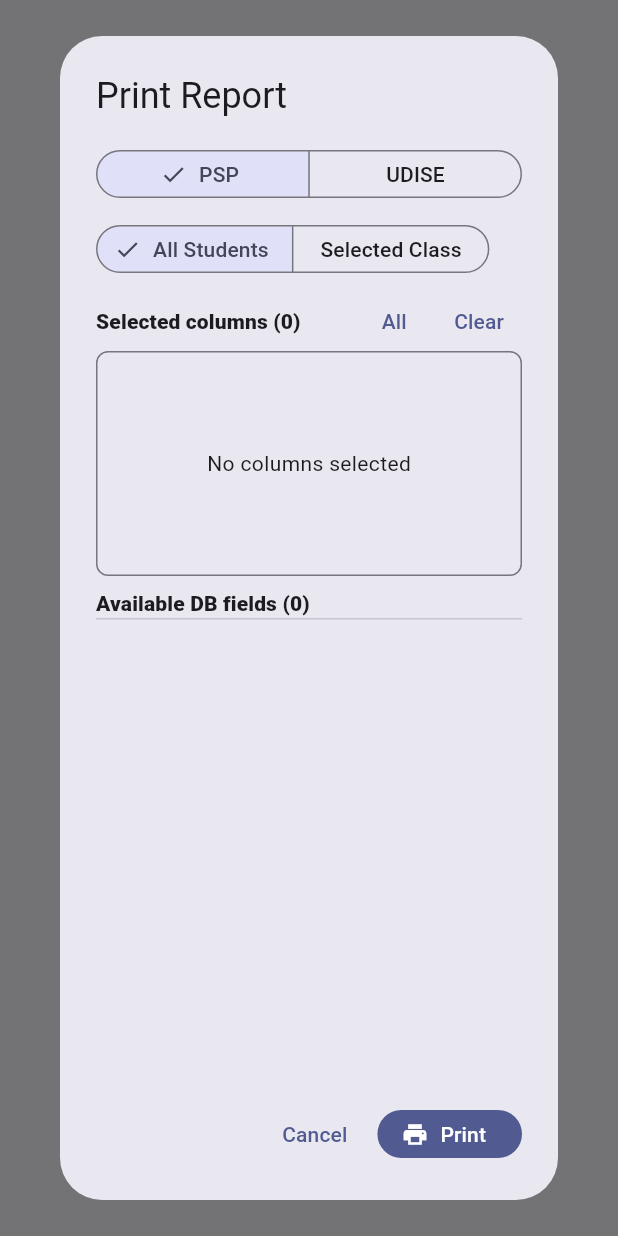
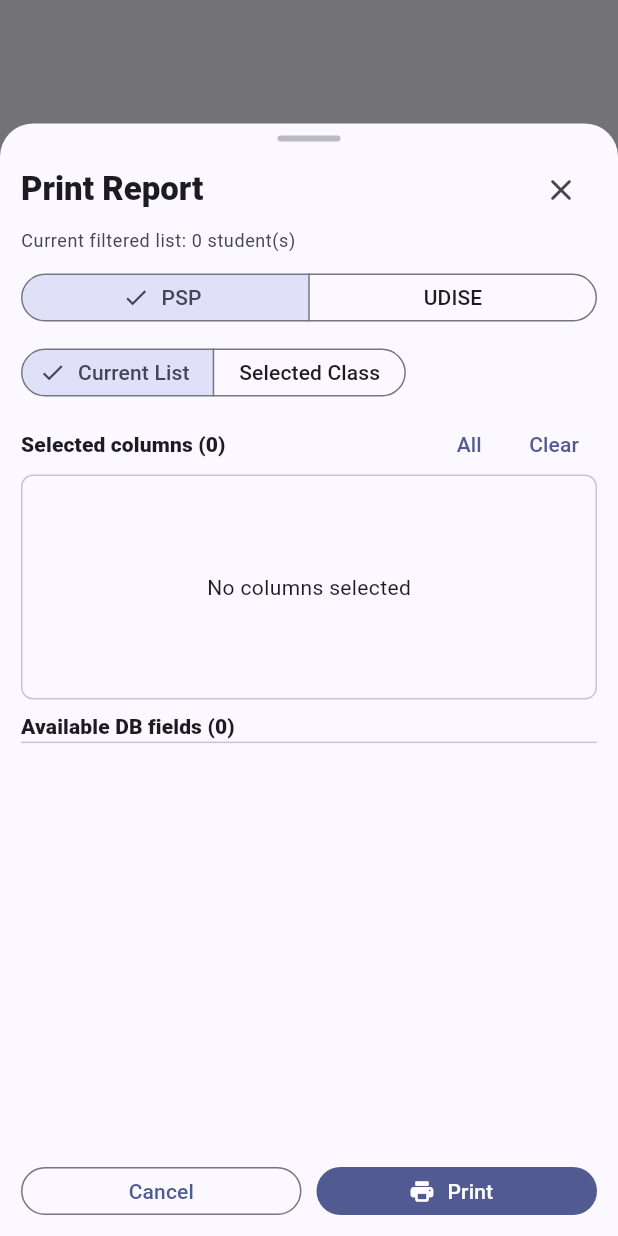
Before and after one commit to techwithkaushik/student-comparison, a Flutter app: what showStudentPrintDialog() shows on an empty page, opened directly with empty values, on a phone screen of 412 x 824 dp. Run offline on Flutter 3.47's test engine with Material 3 defaults, Android fonts, the phone set to English and light mode, and no system bars; our stand-ins replace csv, file_picker, permission_handler, sqflite; accounts and stored records are empty; statements that could not run were skipped.

Commit message:
Use print bottom sheet and normalize free education to YES NO

```diff
--- a/lib/printing/student_print_dialog.dart
+++ b/lib/printing/student_print_dialog.dart
@@ -152,15 +152,58 @@ Future<void> showStudentPrintDialog(BuildContext context,{
   customHeaders={for(final e in entries)e.key:e.value};
   var classes=buildClasses();
 
-  final ok=await showDialog<bool>(
+  final ok=await showModalBottomSheet<bool>(
     context:context,
+    isScrollControlled:true,
+    useSafeArea:true,
+    backgroundColor:Colors.transparent,
     builder:(_)=>StatefulBuilder(builder:(context,set){
-      return AlertDialog(
-        title:const Text('Print Report'),
-        content:SizedBox(
-          width:600,
-          height:620,
-          child:Column(crossAxisAlignment:CrossAxisAlignment.start,children:[
+      final scheme=Theme.of(context).colorScheme;
+      return Material(
+        color:scheme.surface,
+        borderRadius:const BorderRadius.vertical(top:Radius.circular(22)),
+        clipBehavior:Clip.antiAlias,
+        child:SizedBox(
+          height:MediaQuery.sizeOf(context).height*0.90,
+          child:Padding(
+            padding:const EdgeInsets.fromLTRB(14,8,14,10),
+            child:Column(
+              crossAxisAlignment:CrossAxisAlignment.start,
+              children:[
+                Center(
+                  child:Container(
+                    width:42,
+                    height:4,
+                    margin:const EdgeInsets.only(bottom:8),
+                    decoration:BoxDecoration(
+                      color:scheme.onSurfaceVariant.withValues(alpha:.35),
+                      borderRadius:BorderRadius.circular(20),
+                    ),
+                  ),
+                ),
+                Row(children:[
+                  Expanded(
+                    child:Text(
+                      'Print Report',
+                      style:Theme.of(context).textTheme.titleLarge?.copyWith(
+                        fontWeight:FontWeight.w800,
+                      ),
+                    ),
+                  ),
+                  IconButton(
+                    tooltip:'Close',
+                    onPressed:()=>Navigator.pop(context,false),
+                    icon:const Icon(Icons.close_rounded),
+                  ),
+                ]),
+                const SizedBox(height:2),
+                Text(
+                  'Current filtered list: ${rows.length} student(s)',
+                  style:Theme.of(context).textTheme.bodySmall?.copyWith(
+                    color:scheme.onSurfaceVariant,
+                  ),
+                ),
+                const SizedBox(height:10),
                 Row(children:[
                   Expanded(child:SegmentedButton<String>(
                     segments:const[
@@ -181,7 +224,7 @@ Future<void> showStudentPrintDialog(BuildContext context,{
                 const SizedBox(height:10),
                 SegmentedButton<String>(
                   segments:const[
-                ButtonSegment(value:'ALL',label:Text('All Students')),
+                    ButtonSegment(value:'ALL',label:Text('Current List')),
                     ButtonSegment(value:'CLASS',label:Text('Selected Class')),
                   ],
                   selected:{scope},
@@ -204,7 +247,9 @@ Future<void> showStudentPrintDialog(BuildContext context,{
                 Row(children:[
                   Expanded(child:Text(
                     'Selected columns (${fields.length})',
-                style:Theme.of(context).textTheme.titleSmall?.copyWith(fontWeight:FontWeight.w800),
+                    style:Theme.of(context).textTheme.titleSmall?.copyWith(
+                      fontWeight:FontWeight.w800,
+                    ),
                   )),
                   TextButton(
                     onPressed:()=>set(()=>fields=entries.map((e)=>e.key).toList()),
@@ -218,7 +263,7 @@ Future<void> showStudentPrintDialog(BuildContext context,{
                 Container(
                   height:150,
                   decoration:BoxDecoration(
-                border:Border.all(color:Theme.of(context).dividerColor),
+                    border:Border.all(color:scheme.outlineVariant),
                     borderRadius:BorderRadius.circular(8),
                   ),
                   child:fields.isEmpty
@@ -264,7 +309,9 @@ Future<void> showStudentPrintDialog(BuildContext context,{
                 Row(children:[
                   Expanded(child:Text(
                     'Available DB fields (${entries.length})',
-                style:Theme.of(context).textTheme.titleSmall?.copyWith(fontWeight:FontWeight.w800),
+                    style:Theme.of(context).textTheme.titleSmall?.copyWith(
+                      fontWeight:FontWeight.w800,
+                    ),
                   )),
                 ]),
                 const Divider(height:1),
@@ -297,16 +344,27 @@ Future<void> showStudentPrintDialog(BuildContext context,{
                     },
                   ),
                 ),
-          ]),
+                const SizedBox(height:6),
+                Row(children:[
+                  Expanded(
+                    child:OutlinedButton(
+                      onPressed:()=>Navigator.pop(context,false),
+                      child:const Text('Cancel'),
                     ),
-        actions:[
-          TextButton(onPressed:()=>Navigator.pop(context,false),child:const Text('Cancel')),
-          FilledButton.icon(
+                  ),
+                  const SizedBox(width:10),
+                  Expanded(
+                    child:FilledButton.icon(
                       onPressed:()=>Navigator.pop(context,true),
-            icon:const Icon(Icons.print),
+                      icon:const Icon(Icons.print_rounded),
                       label:const Text('Print'),
                     ),
+                  ),
+                ]),
               ],
+            ),
+          ),
+        ),
       );
     }),
   );
@@ -341,6 +399,14 @@ Future<void> showStudentPrintDialog(BuildContext context,{
       if (normKey(e.key) == target) {
         final v=e.value?.toString().trim()??'';
         if (v.isNotEmpty) {
+          if (target == 'gettingfreeeducation') {
+            final normalizedValue=v.toLowerCase().trim();
+            final yesValue=normalizedValue == 'yes' ||
+                normalizedValue == 'y' ||
+                normalizedValue == 'true' ||
+                normalizedValue == '1';
+            return yesValue ? 'YES' : 'NO';
+          }
           return v;
         }
       }
```
Lines whose indentation alone changed are shown as unchanged.
